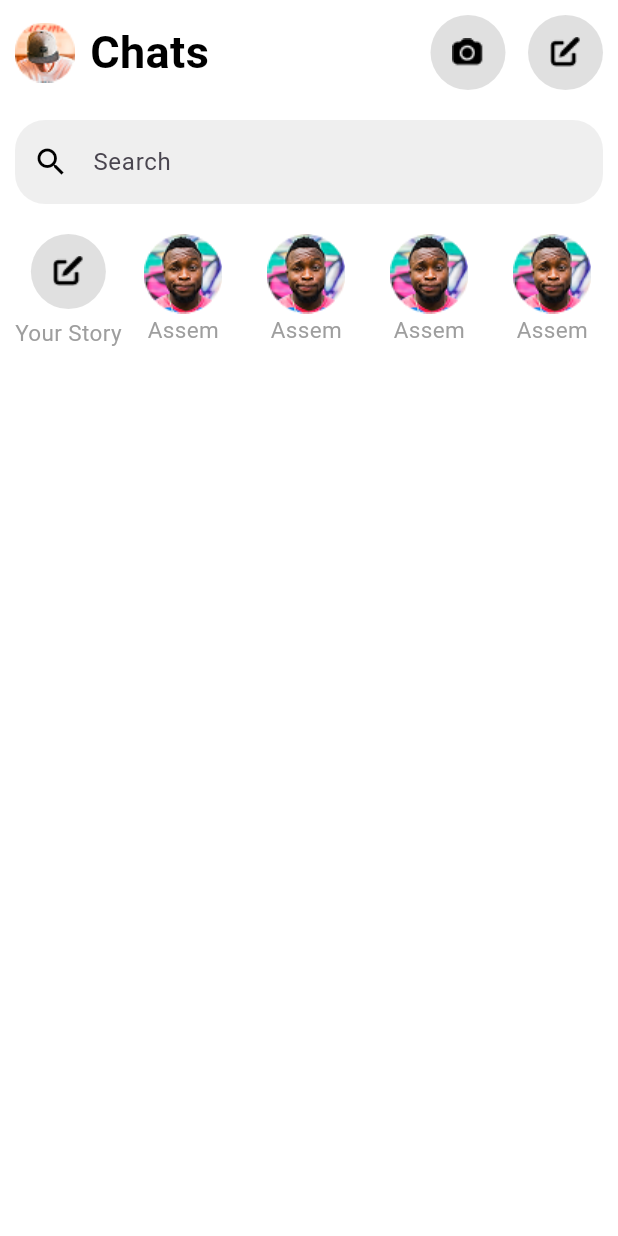
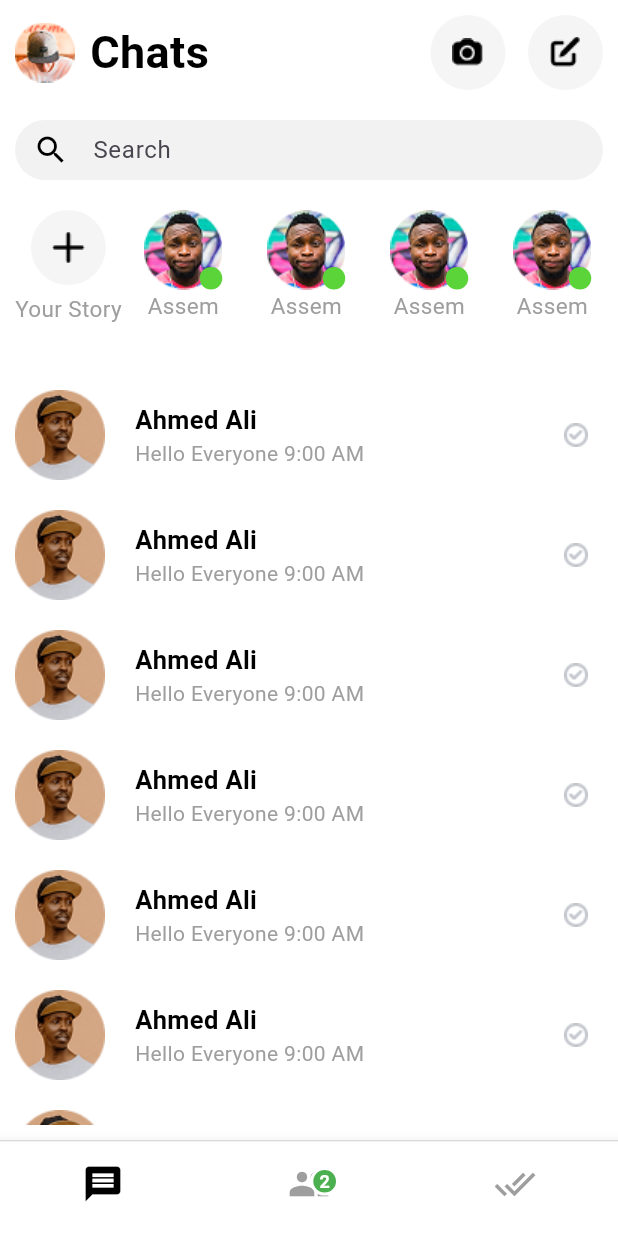
Before and after one commit to abdelhamiddsalah/messangerapp, a Flutter app: the screen it shows after launch, on a phone screen of 412 x 824 dp. Run offline on Flutter 3.47's test engine with Material 3 defaults, Android fonts, the phone set to English and light mode, and no system bars; our stand-ins replace bloc, equatable.

Commit message:
complete chats page

```diff
--- a/lib/constants/images.dart
+++ b/lib/constants/images.dart
@@ -1,6 +1,10 @@
 // ignore_for_file: prefer_single_quotes
 class Assets {
   Assets._();
+
+  /// Assets for imagesAddicon
+  /// assets/images/addicon.png
+  static const String imagesAddicon = "assets/images/addicon.png";
 
   /// Assets for imagesCameraicon
   /// assets/images/cameraicon.png
@@ -10,9 +14,21 @@ class Assets {
   /// assets/images/one.png
   static const String imagesOne = "assets/images/one.png";
 
+  /// Assets for imagesPerson
+  /// assets/images/person.png
+  static const String imagesPerson = "assets/images/person.png";
+
   /// Assets for imagesProfilepicture
   /// assets/images/profilepicture.png
   static const String imagesProfilepicture = "assets/images/profilepicture.png";
+
+  /// Assets for imagesRead
+  /// assets/images/Read.png
+  static const String imagesRead = "assets/images/Read.png";
+
+  /// Assets for imagesUnread
+  /// assets/images/unread.png
+  static const String imagesUnread = "assets/images/unread.png";
 
   /// Assets for imagesWriteicon
   /// assets/images/writeicon.png
--- /dev/null
+++ b/lib/core/widgets/messanger_navbar.dart
@@ -0,0 +1,84 @@
+import 'package:flutter/material.dart';
+import 'package:messangerapp/features/chats/presentation/screens/chats_view.dart';
+
+
+class MessengerNavBar extends StatefulWidget {
+  const MessengerNavBar({super.key});
+
+  @override
+  _MessengerNavBarState createState() => _MessengerNavBarState();
+}
+
+class _MessengerNavBarState extends State<MessengerNavBar> {
+  int _selectedIndex = 0;
+
+  // ✅ قائمة الصفحات المرتبطة بكل أيقونة
+  final List<Widget> _pages = [
+    const ChatsView(),
+   const ChatsView(),
+   const ChatsView(),
+  ];
+
+  void _onItemTapped(int index) {
+    setState(() {
+      _selectedIndex = index;
+    });
+  }
+
+  @override
+  Widget build(BuildContext context) {
+    return Scaffold(
+      body: _pages[_selectedIndex], // ✅ تغيير الصفحة بناءً على الأيقونة المختارة
+      bottomNavigationBar: Container(
+        decoration: BoxDecoration(
+          border: Border(top: BorderSide(color: Colors.grey.shade300)),
+        ),
+        child: BottomNavigationBar(
+          currentIndex: _selectedIndex,
+          onTap: _onItemTapped,
+          type: BottomNavigationBarType.fixed,
+          selectedItemColor: Colors.black,
+          unselectedItemColor: Colors.grey,
+          showSelectedLabels: false,
+          showUnselectedLabels: false,
+          backgroundColor: Colors.white,
+          items: [
+            const BottomNavigationBarItem(
+              icon: Icon(Icons.message, size: 28),
+              label: '',
+            ),
+            BottomNavigationBarItem(
+              icon: Stack(
+                clipBehavior: Clip.none,
+                children: [
+                  const Icon(Icons.people, size: 28),
+                  Positioned(
+                    right: -6,
+                    top: -2,
+                    child: Container(
+                      padding: const EdgeInsets.all(4),
+                      decoration: BoxDecoration(
+                        color: Colors.green,
+                        shape: BoxShape.circle,
+                        border: Border.all(color: Colors.white, width: 2),
+                      ),
+                      child: const Text(
+                        '2',
+                        style: TextStyle(color: Colors.white, fontSize: 12, fontWeight: FontWeight.bold),
+                      ),
+                    ),
+                  ),
+                ],
+              ),
+              label: '',
+            ),
+            const BottomNavigationBarItem(
+              icon: Icon(Icons.done_all, size: 28),
+              label: '',
+            ),
+          ],
+        ),
+      ),
+    );
+  }
+}
--- a/lib/features/chats/presentation/widgets/chats_view_body.dart
+++ b/lib/features/chats/presentation/widgets/chats_view_body.dart
@@ -1,4 +1,5 @@
 import 'package:flutter/material.dart';
+import 'package:messangerapp/features/chats/presentation/widgets/container_in_listofones.dart';
 import 'package:messangerapp/features/chats/presentation/widgets/custom_appbar.dart';
 import 'package:messangerapp/features/chats/presentation/widgets/horizentol_listview_inchats.dart';
 import 'package:messangerapp/features/chats/presentation/widgets/textformfield_search.dart';
@@ -8,19 +9,33 @@ class ChatsViewBody extends StatelessWidget {
 
   @override
   Widget build(BuildContext context) {
-    return const Scaffold(
+    return Scaffold(
       backgroundColor: Colors.white,
       body: SafeArea(
         child: Padding(
-          padding: EdgeInsets.symmetric(horizontal: 10, vertical: 10),
-          child: Column(
-            children: [
-              CustomAppbar(),
-              SizedBox(height: 20),
-              TextformfieldSearch(),
-              SizedBox(height: 20),
-              HorizentolListviewInChats(),
-            ],
+          padding: const EdgeInsets.symmetric(horizontal: 10, vertical: 10),
+          child: SingleChildScrollView(
+            child: Column(
+              children: [
+                const CustomAppbar(),
+                const SizedBox(height: 20),
+                const TextformfieldSearch(),
+                const SizedBox(height: 20),
+                const HorizentolListviewInChats(),
+                const SizedBox(height: 10),
+                ListView.builder(
+                  shrinkWrap: true,
+                  physics: const NeverScrollableScrollPhysics(), // تعطيل الـ scroll في الـ ListView
+                  itemCount: 10,
+                  itemBuilder: (context, index) {
+                    return const Padding(
+                      padding: EdgeInsets.symmetric(vertical: 10),
+                      child: ContainerInListofones(),
+                    );
+                  },
+                ),
+              ],
+            ),
           ),
         ),
       ),
--- /dev/null
+++ b/lib/features/chats/presentation/widgets/container_in_listofones.dart
@@ -0,0 +1,27 @@
+import 'package:flutter/material.dart';
+import 'package:messangerapp/constants/images.dart';
+import 'package:messangerapp/core/styles/texts_styles.dart';
+
+class ContainerInListofones extends StatelessWidget {
+  const ContainerInListofones({super.key});
+
+  @override
+  Widget build(BuildContext context) {
+    return Row(
+      children: [
+        Image.asset(Assets.imagesPerson,),
+        const SizedBox(width: 20),
+        Column(
+          crossAxisAlignment: CrossAxisAlignment.start,
+          children: [
+             Text('Ahmed Ali', style: TextsStyles.titleStyle.copyWith(fontWeight: FontWeight.w600,fontSize: 17)),
+             Text('Hello Everyone 9:00 AM', style: TextsStyles.titleStyle.copyWith(fontWeight: FontWeight.w400,fontSize: 14,color: Colors.grey)),
+          ],
+        ),
+        const Spacer(),
+        Image.asset(Assets.imagesRead),
+        const SizedBox(width: 10),
+      ],
+    );
+  }
+}
--- a/lib/features/chats/presentation/widgets/custom_appbar.dart
+++ b/lib/features/chats/presentation/widgets/custom_appbar.dart
@@ -21,13 +21,13 @@ class CustomAppbar extends StatelessWidget {
           width: 50,
           height: 50,
           decoration: BoxDecoration(
-            color: Color(0xff666666).withOpacity(0.2),
+            color: const Color(0xfff5f5f5),
             borderRadius: BorderRadius.circular(25),
           ),
           child: Image.asset(Assets.imagesCameraicon),
         ),
         const SizedBox(width: 15),
-          CustomContainerIcons()
+          const CustomContainerIcons()
       ],
     ),
       ],
@@ -46,7 +46,7 @@ class CustomContainerIcons extends StatelessWidget {
     width: 50,
     height: 50,
     decoration: BoxDecoration(
-      color: Color(0xff666666).withOpacity(0.2),
+      color: const Color(0xfff5f5f5),
       borderRadius: BorderRadius.circular(25),
     ),
     child: Image.asset(Assets.imagesWriteicon),
--- a/lib/features/chats/presentation/widgets/horizentol_listview_inchats.dart
+++ b/lib/features/chats/presentation/widgets/horizentol_listview_inchats.dart
@@ -19,10 +19,10 @@ class HorizentolListviewInChats extends StatelessWidget {
     width: 50,
     height: 50,
     decoration: BoxDecoration(
-              color: Color(0xff666666).withOpacity(0.2),
+              color: const Color(0xfff5f5f5),
               borderRadius: BorderRadius.circular(25),
     ),
-    child: Image.asset(Assets.imagesWriteicon),
+    child: Image.asset(Assets.imagesAddicon),
                 ),
               const SizedBox(height: 5),
                Text(
@@ -43,7 +43,19 @@ class HorizentolListviewInChats extends StatelessWidget {
     padding: const EdgeInsets.symmetric(horizontal: 15),
     child: Column(
       children: [
-        Image.asset(Assets.imagesOne),
+        Stack(children:[ Image.asset(Assets.imagesOne),
+        Positioned(
+          right: 0,
+          bottom: 0,
+          child: Container(
+          width: 15,
+          height: 15,
+          decoration: const BoxDecoration(
+            color: Color(0xff5ad439),
+            shape: BoxShape.circle,
+          ),
+        ))
+        ]),
         Text(
           'Assem',
           style: TextsStyles.titleStyle.copyWith(
--- a/lib/features/chats/presentation/widgets/textformfield_search.dart
+++ b/lib/features/chats/presentation/widgets/textformfield_search.dart
@@ -1,22 +1,25 @@
 import 'package:flutter/material.dart';
 
 class TextformfieldSearch extends StatelessWidget {
-  const TextformfieldSearch({
-    super.key,
-  });
+  const TextformfieldSearch({super.key});
 
   @override
   Widget build(BuildContext context) {
-    return TextFormField(
+    return SizedBox(
+      height: 40, // ✅ تقليل الطول هنا
+      child: TextFormField(
         decoration: InputDecoration(
+          contentPadding: const EdgeInsets.symmetric(vertical: 8), // ✅ تقليل المسافة الداخلية
           filled: true,
-        fillColor: Color(0xff666666).withOpacity(0.1),
+          fillColor: const Color(0xfff2f2f2),
           border: OutlineInputBorder(
             borderRadius: BorderRadius.circular(20),
             borderSide: BorderSide.none,
           ),
-        prefixIcon: Icon(Icons.search, color: Colors.black),
+          prefixIcon: const Icon(Icons.search, color: Colors.black),
           hintText: 'Search',
-    ));
+        ),
+      ),
+    );
   }
 }
--- a/lib/main.dart
+++ b/lib/main.dart
@@ -1,5 +1,5 @@
 import 'package:flutter/material.dart';
-import 'package:messangerapp/features/chats/presentation/screens/chats_view.dart';
+import 'package:messangerapp/core/widgets/messanger_navbar.dart';
 
 void main() {
   runApp(const MyApp());
@@ -11,10 +11,10 @@ class MyApp extends StatelessWidget {
   // This widget is the root of your application.
   @override
   Widget build(BuildContext context) {
-    return const MaterialApp(
+    return  const MaterialApp(
       title: 'Messenger App',
       debugShowCheckedModeBanner: false,
-      home:  ChatsView(),
+      home:  MessengerNavBar(),
     );
   }
 }
--- a/pubspec.yaml
+++ b/pubspec.yaml
@@ -36,6 +36,7 @@ dependencies:
   cupertino_icons: ^1.0.8
   bloc: ^9.0.0
   equatable: ^2.0.7
+  image_picker: ^1.1.2
 
 dev_dependencies:
   flutter_test:
```
Also changed, not shown: assets/images/Read.png (added), assets/images/addicon.png (added), assets/images/person.png (added), assets/images/unread.png (added), pubspec.lock, 5 other files. Lines whose indentation alone changed are shown as unchanged.
